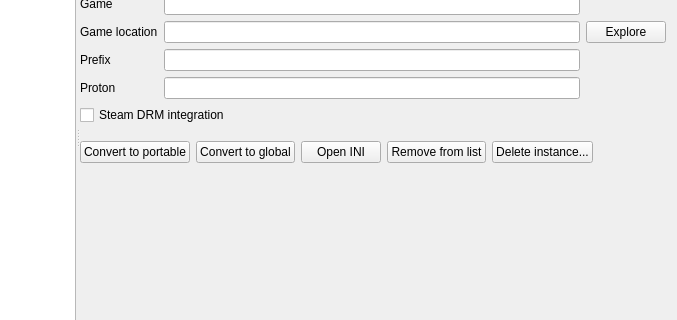
Qt form src/src/instancemanagerdialog.ui (saghm/Fluorine-Manager) before a commit; both pictures show x 207 to 884 and y 135 to 455 of the 884 by 539 pixel window.
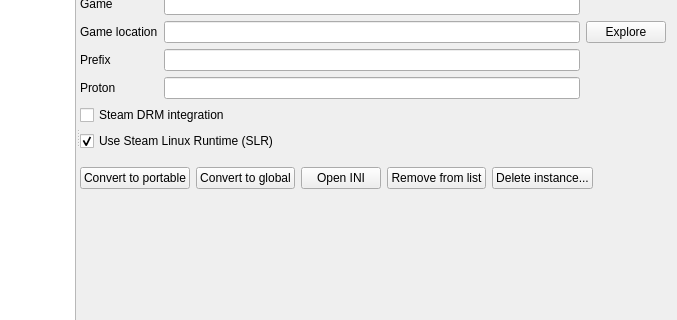
The same form after that commit. Icons and pictures are not drawn. Custom widgets are drawn as their Qt base class.

Commit message: Add Steam Linux Runtime (SLR) support + fix Use Proton default

What changed in the file:
```diff
--- a/src/src/instancemanagerdialog.ui
+++ b/src/src/instancemanagerdialog.ui
@@ -324,6 +324,19 @@
                  </property>
                 </widget>
                </item>
+               <item row="11" column="0" colspan="2">
+                <widget class="QCheckBox" name="steamLinuxRuntimeCheckBox">
+                 <property name="text">
+                  <string>Use Steam Linux Runtime (SLR)</string>
+                 </property>
+                 <property name="toolTip">
+                  <string>Run games inside the Steam Linux Runtime container (pressure-vessel). Provides GStreamer, 32-bit libs, and other dependencies for non-FHS distros like NixOS. Requires Steam to be installed.</string>
+                 </property>
+                 <property name="checked">
+                  <bool>true</bool>
+                 </property>
+                </widget>
+               </item>
               </layout>
              </widget>
             </item>
```
The commit also changes 17 other files.
